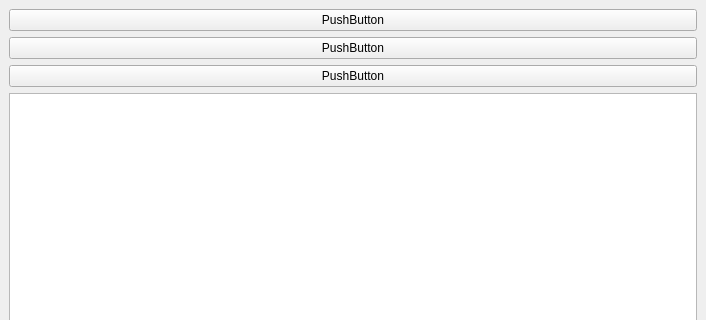
This is 05_Test/un_test.ui in leewoown/Python_03 as Qt 5 draws it before an edit; both pictures show x 0 to 706 and y 0 to 320 of the 706 by 509 pixel window. The edited form follows.
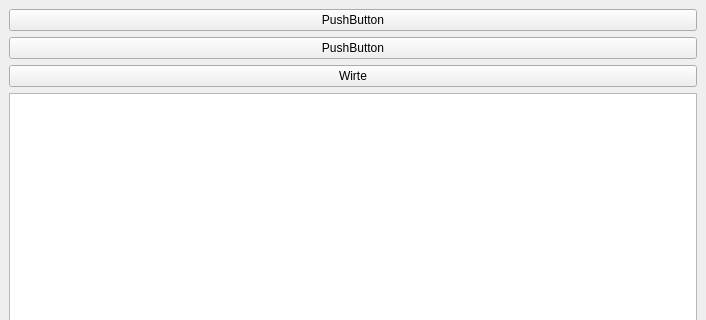
This is the edited form.

```diff
--- a/05_Test/un_test.ui
+++ b/05_Test/un_test.ui
@@ -36,7 +36,7 @@
     <item>
      <widget class="QPushButton" name="pushButton_3">
       <property name="text">
-       <string>PushButton</string>
+       <string>Wirte</string>
       </property>
      </widget>
     </item>
```
